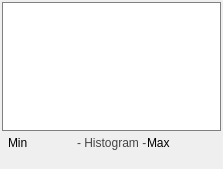
Before: the Qt Designer form src/Interface/ToolInterface/CustomWidgets/HistogramWidget.ui in SCIInstitute/Seg3D, drawn with Qt 5.
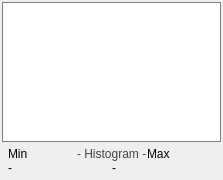
After: the same form once the commit is applied.

Patch:
```diff
--- a/src/Interface/ToolInterface/CustomWidgets/HistogramWidget.ui
+++ b/src/Interface/ToolInterface/CustomWidgets/HistogramWidget.ui
@@ -7,9 +7,15 @@
     <x>0</x>
     <y>0</y>
     <width>223</width>
-    <height>169</height>
+    <height>180</height>
    </rect>
   </property>
+  <property name="minimumSize">
+   <size>
+    <width>0</width>
+    <height>180</height>
+   </size>
+  </property>
   <property name="windowTitle">
    <string>Form</string>
   </property>
@@ -139,7 +145,7 @@
             <item>
              <widget class="QLabel" name="min">
               <property name="text">
-               <string/>
+               <string>-</string>
               </property>
              </widget>
             </item>
@@ -149,7 +155,7 @@
                <enum>Qt::RightToLeft</enum>
               </property>
               <property name="text">
-               <string/>
+               <string>-</string>
               </property>
              </widget>
             </item>
```
